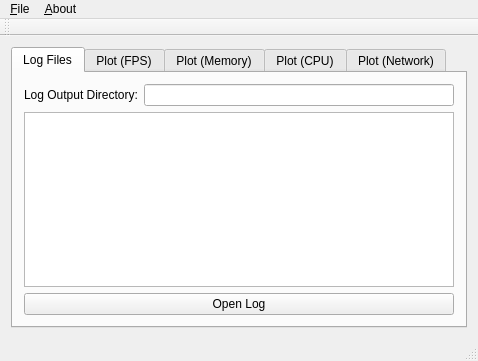
blizzard4591/zeusUtilities, file srcPlot/main_window_plot.ui: the form before one commit.
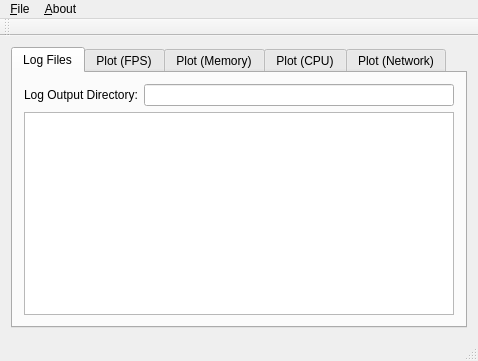
The form after the commit. Custom widgets are drawn as their Qt base class.

Commit message: Fixed up the plotting interface.

What changed in the file:
```diff
--- a/srcPlot/main_window_plot.ui
+++ b/srcPlot/main_window_plot.ui
@@ -48,13 +48,6 @@
         <item>
          <widget class="QListWidget" name="listWidgetLogFiles"/>
         </item>
-        <item>
-         <widget class="QPushButton" name="btnOpenLog">
-          <property name="text">
-           <string>Open Log</string>
-          </property>
-         </widget>
-        </item>
        </layout>
       </widget>
       <widget class="QWidget" name="tabView">
```
The commit also changes 3 other files.
